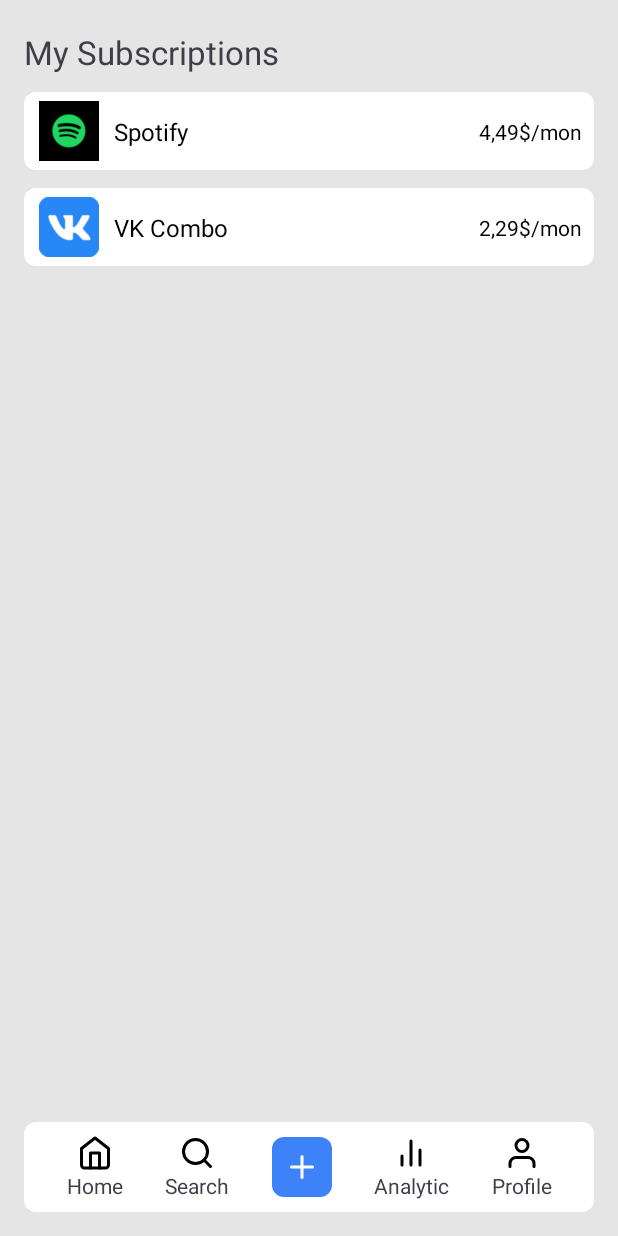
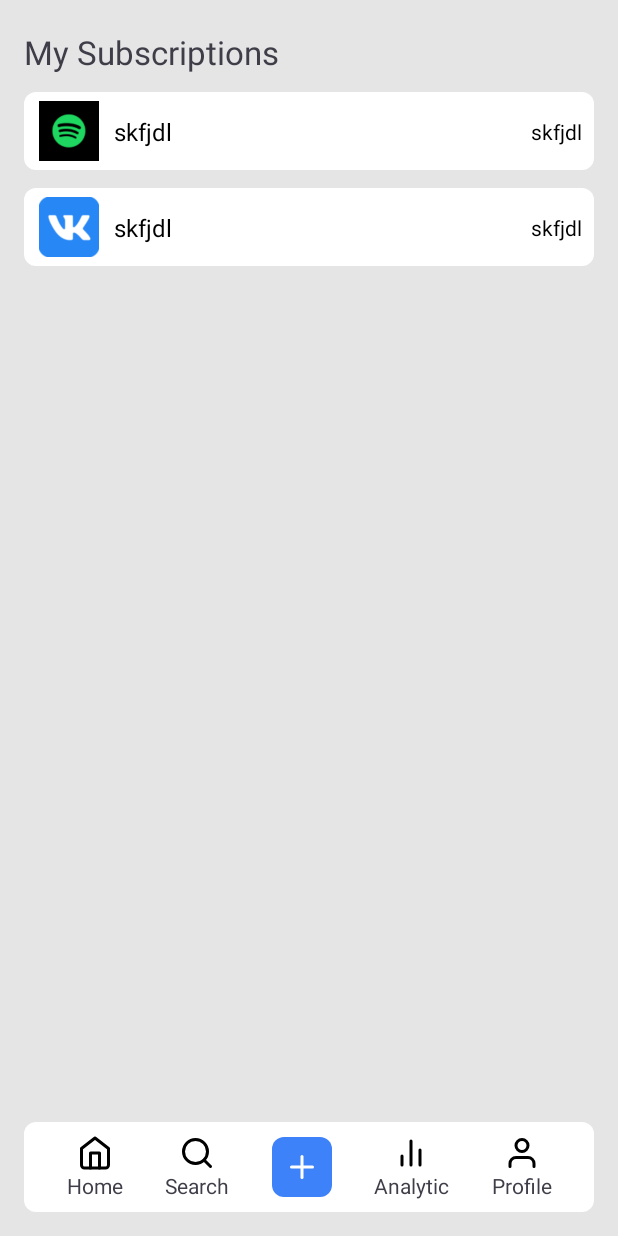
Before and after one commit to Razor0744/Buyupix, an Android app: the screen it shows after launch once a user with an empty profile is signed in (MainActivity before the commit, SubscriptionsActivity after it), on a phone screen of 412 x 824 dp. Run offline under Robolectric (Android 15) with nearby library versions, the phone set to English and light mode, and no system bars; our stand-ins replace Firebase (no records; nobody signed in at launch, a user with empty details on screens opened directly); Roboto replaces fonts that are not available here.

```diff
--- a/app/build.gradle
+++ b/app/build.gradle
@@ -42,6 +42,7 @@ dependencies {
     implementation 'com.google.android.material:material:1.4.0'
     implementation 'androidx.constraintlayout:constraintlayout:2.1.2'
     implementation 'com.google.firebase:firebase-auth-ktx:21.0.1'
+    implementation 'com.google.firebase:firebase-firestore-ktx:24.0.0'
     testImplementation 'junit:junit:4.13.2'
     androidTestImplementation 'androidx.test.ext:junit:1.1.3'
     androidTestImplementation 'androidx.test.espresso:espresso-core:3.4.0'
--- /dev/null
+++ b/app/src/main/java/com/example/mys/Data.kt
@@ -0,0 +1,43 @@
+package com.example.mys
+
+import android.content.Intent
+import androidx.appcompat.app.AppCompatActivity
+import android.os.Bundle
+import com.google.firebase.auth.FirebaseAuth
+import com.google.firebase.firestore.ktx.firestore
+import com.google.firebase.ktx.Firebase
+
+class Data : AppCompatActivity() {
+
+    private val db = Firebase.firestore
+
+    override fun onCreate(savedInstanceState: Bundle?) {
+        super.onCreate(savedInstanceState)
+        setContentView(R.layout.activity_subscriptions)
+        gg()
+        finish()
+    }
+
+    private fun uid(): String {
+        // get UID
+        val user = FirebaseAuth.getInstance().currentUser
+        val uid = user?.uid
+        return uid.toString()
+    }
+
+    private fun gg() {
+        val list = ArrayList<String>()
+        db.collection(uid())
+            .get()
+            .addOnCompleteListener { task ->
+                if (task.isSuccessful) {
+                    for (document in task.result!!) {
+                        list.add(document.id)
+                    }
+                    val intent = Intent(this, SubscriptionsActivity::class.java)
+                    intent.putExtra("names", list)
+                    startActivity(intent)
+                }
+            }
+    }
+}
--- a/app/src/main/java/com/example/mys/LoginActivity.kt
+++ b/app/src/main/java/com/example/mys/LoginActivity.kt
@@ -37,7 +37,7 @@ class LoginActivity : AppCompatActivity() {
         // Check if user is signed in (non-null) and update UI accordingly.
         val currentUser = auth.currentUser
         if (currentUser != null) {
-            reload();
+            reload()
         }
     }
 
@@ -83,13 +83,13 @@ class LoginActivity : AppCompatActivity() {
 
     private fun updateUI(user: FirebaseUser?) {
         if (user != null) {
-            val intent = Intent(this, MainActivity::class.java)
+            val intent = Intent(this, SubscriptionsActivity::class.java)
             startActivity(intent)
         }
     }
 
     private fun reload() {
-        val intent = Intent(this, MainActivity::class.java)
+        val intent = Intent(this, Data::class.java)
         startActivity(intent)
     }
 }
--- a/app/src/main/java/com/example/mys/MainActivity.kt
+++ /dev/null
@@ -1,61 +0,0 @@
-package com.example.mys
-
-import android.content.Intent
-import androidx.appcompat.app.AppCompatActivity
-import android.os.Bundle
-import android.widget.Button
-import android.widget.ImageButton
-import android.widget.TextView
-import androidx.recyclerview.widget.DividerItemDecoration
-import androidx.recyclerview.widget.LinearLayoutManager
-import androidx.recyclerview.widget.RecyclerView
-
-class MainActivity : AppCompatActivity() {
-    var image = intArrayOf(R.drawable.img, R.drawable.img_1)
-    override fun onCreate(savedInstanceState: Bundle?) {
-        super.onCreate(savedInstanceState)
-        setContentView(R.layout.activity_main)
-        val recyclerView: RecyclerView = findViewById(R.id.recyclerView)
-        recyclerView.layoutManager = LinearLayoutManager(this)
-        recyclerView.adapter = CustomRecyclerAdapter(
-            getNamesList(),
-            getCostList(),
-            getImageList()
-        )
-        var itemDecoration = DividerItemDecoration(this, DividerItemDecoration.VERTICAL)
-        itemDecoration.setDrawable(getDrawable(R.drawable.divider_adapter)!!)
-        recyclerView.addItemDecoration(itemDecoration)
-        val buttonCreate: ImageButton = findViewById(R.id.plus)
-        buttonCreate.setOnClickListener{
-            val intent = Intent(this, CreateActivity::class.java)
-            startActivity(intent)
-        }
-        val textViewSearch: TextView = findViewById(R.id.search)
-        textViewSearch.setOnClickListener{
-            val intent = Intent(this, SearchActivity::class.java)
-            startActivity(intent)
-        }
-        val textViewAnalytic: TextView = findViewById(R.id.analytic)
-        textViewAnalytic.setOnClickListener{
-            val intent = Intent(this, AnalyticActivity::class.java)
-            startActivity(intent)
-        }
-        val textViewProfile: TextView = findViewById(R.id.profile)
-        textViewProfile.setOnClickListener{
-            val intent = Intent(this, ProfileActivity::class.java)
-            startActivity(intent)
-        }
-    }
-
-    private fun getNamesList(): List<String> {
-        return this.resources.getStringArray(R.array.names).toList()
-    }
-
-    private fun getCostList(): List<String> {
-        return this.resources.getStringArray(R.array.cost).toList()
-    }
-
-    private fun getImageList(): List<Int> {
-        return image.toList()
-    }
-}
--- a/app/src/main/java/com/example/mys/SplashScreenActivity.kt
+++ b/app/src/main/java/com/example/mys/SplashScreenActivity.kt
@@ -1,10 +1,12 @@
 package com.example.mys
 
+import android.annotation.SuppressLint
 import android.content.Intent
 import androidx.appcompat.app.AppCompatActivity
 import android.os.Bundle
 import android.os.Handler
 
+@SuppressLint("CustomSplashScreen")
 class SplashScreenActivity : AppCompatActivity() {
 
     private val handler = Handler()
@@ -21,7 +23,7 @@ class SplashScreenActivity : AppCompatActivity() {
 
     override fun onResume() {
         super.onResume()
-        handler.postDelayed(runnable, 2000)
+        handler.postDelayed(runnable, 200)
     }
 
     override fun onPause() {
--- /dev/null
+++ b/app/src/main/java/com/example/mys/SubscriptionsActivity.kt
@@ -0,0 +1,104 @@
+package com.example.mys
+
+import android.annotation.SuppressLint
+import android.content.Intent
+import androidx.appcompat.app.AppCompatActivity
+import android.os.Bundle
+import android.widget.ImageButton
+import android.widget.TextView
+import android.widget.Toast
+import androidx.recyclerview.widget.DividerItemDecoration
+import androidx.recyclerview.widget.LinearLayoutManager
+import androidx.recyclerview.widget.RecyclerView
+import com.google.firebase.auth.FirebaseAuth
+import com.google.firebase.firestore.ktx.firestore
+import com.google.firebase.ktx.Firebase
+
+
+class SubscriptionsActivity : AppCompatActivity() {
+
+    private var image = intArrayOf(R.drawable.img, R.drawable.img_1)
+
+    private val db = Firebase.firestore
+
+    @SuppressLint("UseCompatLoadingForDrawables")
+
+    override fun onCreate(savedInstanceState: Bundle?) {
+        super.onCreate(savedInstanceState)
+        setContentView(R.layout.activity_subscriptions)
+
+        val names = intent.getStringArrayListExtra("names")
+        Toast.makeText(applicationContext, names.toString(), Toast.LENGTH_SHORT).show()
+
+        // all subscriptions
+        val recyclerView: RecyclerView = findViewById(R.id.recyclerView)
+        recyclerView.layoutManager = LinearLayoutManager(this)
+        recyclerView.adapter = CustomRecyclerAdapter(
+            getNamesList(),
+            getCostList(),
+            getImageList()
+        )
+        val itemDecoration = DividerItemDecoration(this, DividerItemDecoration.VERTICAL)
+        itemDecoration.setDrawable(getDrawable(R.drawable.divider_adapter)!!)
+        recyclerView.addItemDecoration(itemDecoration)
+
+        // Go to other layouts
+        val buttonCreate: ImageButton = findViewById(R.id.plus)
+        buttonCreate.setOnClickListener {
+            val intent = Intent(this, CreateSubscriptionActivity::class.java)
+            startActivity(intent)
+        }
+        val textViewSearch: TextView = findViewById(R.id.search)
+        textViewSearch.setOnClickListener {
+            val intent = Intent(this, SearchActivity::class.java)
+            startActivity(intent)
+            finish()
+        }
+        val textViewAnalytic: TextView = findViewById(R.id.analytic)
+        textViewAnalytic.setOnClickListener {
+            val intent = Intent(this, AnalyticActivity::class.java)
+            startActivity(intent)
+            finish()
+        }
+        val textViewProfile: TextView = findViewById(R.id.profile)
+        textViewProfile.setOnClickListener {
+            val intent = Intent(this, ProfileActivity::class.java)
+            startActivity(intent)
+            finish()
+        }
+    }
+
+    private fun getNamesList(): List<String> {
+        return this.resources.getStringArray(R.array.cost).toList()
+    }
+
+    private fun getCostList(): List<String> {
+        return this.resources.getStringArray(R.array.cost).toList()
+    }
+
+    private fun getImageList(): List<Int> {
+        return image.toList()
+    }
+
+    private fun uid(): String {
+        // get UID
+        val user = FirebaseAuth.getInstance().currentUser
+        val uid = user?.uid
+        return uid.toString()
+    }
+
+    private fun gg() {
+        val list: MutableList<String> = ArrayList()
+        db.collection(uid())
+            .get()
+            .addOnCompleteListener { task ->
+                if (task.isSuccessful) {
+                    for (document in task.result!!) {
+                        list.add(document.id)
+                    }
+                    val intent = Intent(this, Data::class.java)
+                }
+            }
+    }
+}
+//Toast.makeText(applicationContext, list.toString(), Toast.LENGTH_SHORT).show()
--- a/app/src/main/res/layout/activity_main.xml
+++ b/app/src/main/res/layout/activity_subscriptions.xml
@@ -5,7 +5,7 @@
     android:layout_width="match_parent"
     android:layout_height="match_parent"
     android:background="@color/background"
-    tools:context=".MainActivity">
+    tools:context=".SubscriptionsActivity">
 
     <TextView
         android:id="@+id/name_app"
--- a/app/src/main/res/values/colors.xml
+++ b/app/src/main/res/values/colors.xml
@@ -9,4 +9,5 @@
     <color name="white">#FFFFFFFF</color>
     <color name="background">#E5E5E5</color>
     <color name="textView">#3E3D48</color>
+    <color name="button">#3E82F9</color>
 </resources>
--- a/app/src/main/res/values/strings.xml
+++ b/app/src/main/res/values/strings.xml
@@ -1,16 +1,9 @@
 <resources>
     <string name="app_name">My S</string>
     <string name="name_app">My Subscriptions</string>
-    <string-array name="names">
-        <item>Spotify</item>
-        <item>VK Combo</item>
+    <string name="button_create">Create</string>
+    <string-array name="cost">
+        <item>skfjdl</item>
+        <item>skfjdl</item>
     </string-array>
-    <string-array name="cost">
-        <item>4,49$/mon</item>
-        <item>2,29$/mon</item>
-    </string-array>
-    <integer-array name="image">
-        <item>@drawable/img</item>
-        <item>@drawable/img_1</item>
-    </integer-array>
 </resources>
--- a/app/src/main/res/values/themes.xml
+++ b/app/src/main/res/values/themes.xml
@@ -13,13 +13,9 @@
         <item name="android:statusBarColor" tools:targetApi="l">?attr/colorPrimaryVariant</item>
         <!-- Customize your theme here. -->
     </style>
+
     <style name="SplashScreen" parent="Theme.AppCompat.DayNight.NoActionBar">
         <item name="android:windowBackground">@drawable/splash_screen</item>
+    </style>
 
-        // For full screen activity
-        <item name="windowNoTitle">true</item>
-        <item name="windowActionBar">false</item>
-        <item name="android:windowFullscreen">true</item>
-        <item name="android:windowContentOverlay">@null</item>
-    </style>
 </resources>
```
Also changed, not shown: app/src/main/AndroidManifest.xml (+7 -4 lines), app/src/main/java/com/example/mys/CreateActivity.kt (deleted, +0 -11 lines), app/src/main/java/com/example/mys/CreateSubscriptionActivity.kt (added, +54 -0 lines), app/src/main/res/layout/activity_creat_subscription.xml (renamed from app/src/main/res/layout/activity_creat.xml, +18 -1 lines), app/src/main/res/drawable/splash_screen_png.png (added).
